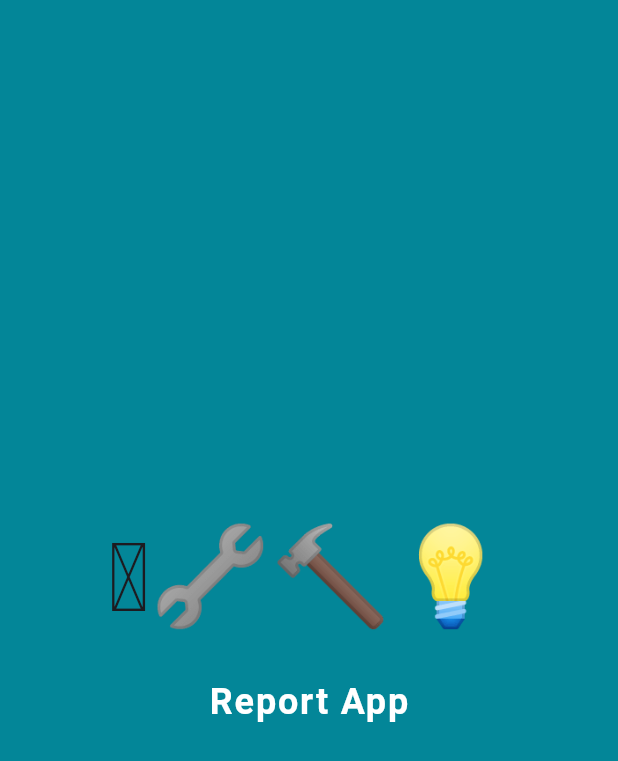
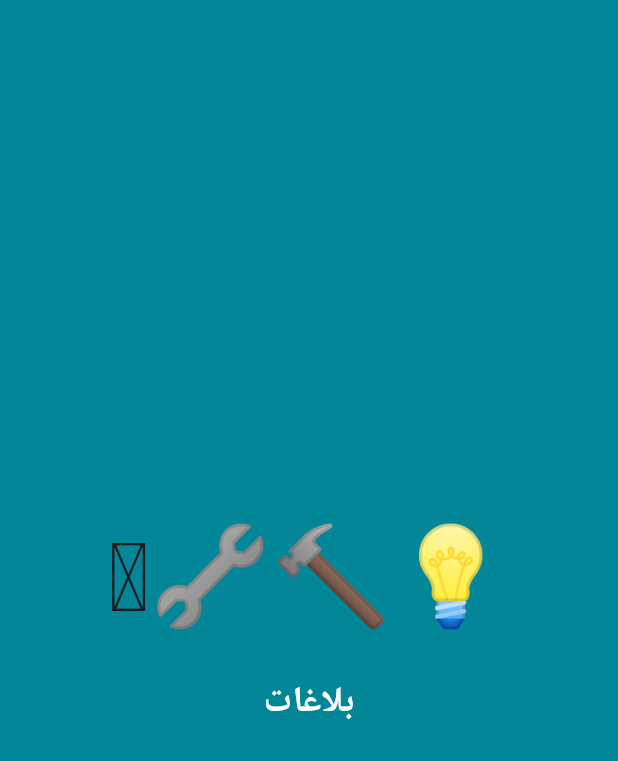
Before and after one commit to GhassanAlfadel/report_app, a Flutter app: the SplashScreen screen opened directly, on a phone screen of 412 x 824 dp. Shown: the top 761 px of the screen. Run offline on Flutter 3.47's test engine with Material 3 defaults, Android fonts, the phone set to English and light mode, and no system bars; our stand-ins replace cloud_firestore, firebase_auth, firebase_core, shared_preferences; accounts and stored records are empty.

Commit message:
second last commit

```diff
--- /dev/null
+++ b/lib/errors.dart
@@ -0,0 +1,7 @@
+class CustomError {
+  static const String invalidEmail = 'invalid-email';
+  static const String userNotFound = 'invalid-credential';
+  static const String wrongPassword = 'wrong-password';
+  static const String networkError = 'network-request-failed';
+  static const String unknownError = 'unknown-error';
+}
--- a/lib/screen/reports_history.dart
+++ b/lib/screen/reports_history.dart
@@ -57,6 +57,8 @@ class _ReportsHistoryState extends State<ReportsHistory> {
         },
       ),
       floatingActionButton: IconButton(
+          iconSize: 20,
+          color: Color.fromARGB(255, 138, 157, 167),
           onPressed: () {
             Navigator.of(context).pushNamed("/add_report", arguments: args);
           },
--- a/lib/screen/spalsh_screen.dart
+++ b/lib/screen/spalsh_screen.dart
@@ -89,7 +89,7 @@ class _SplashScreenState extends State<SplashScreen>
             FadeTransition(
               opacity: _animations.last,
               child: const Text(
-                'Report App',
+                'بلاغات',
                 style: TextStyle(
                   fontSize: 24,
                   fontWeight: FontWeight.bold,
```
Also changed, not shown: lib/providers/auth_provider.dart (+31 -4 lines), 1 other file.
